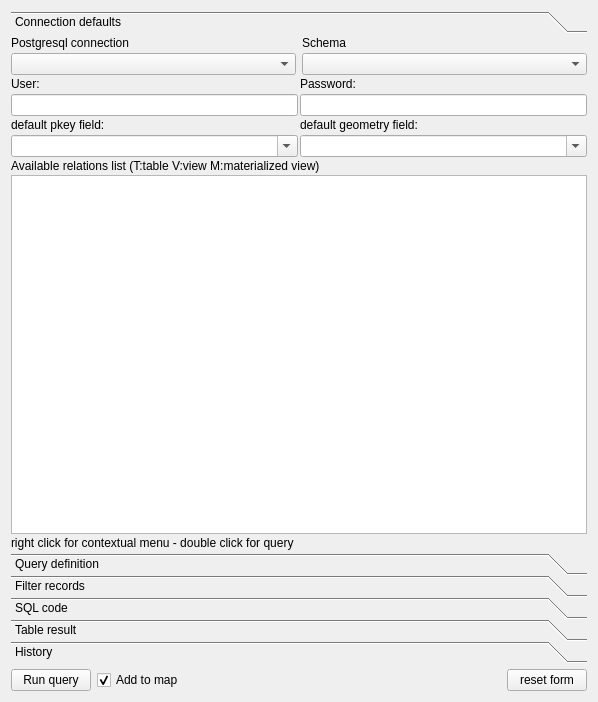
Old version of the form ui_postgisquerybuilder_v.ui in the repository enricofer/postgisQueryBuilder.
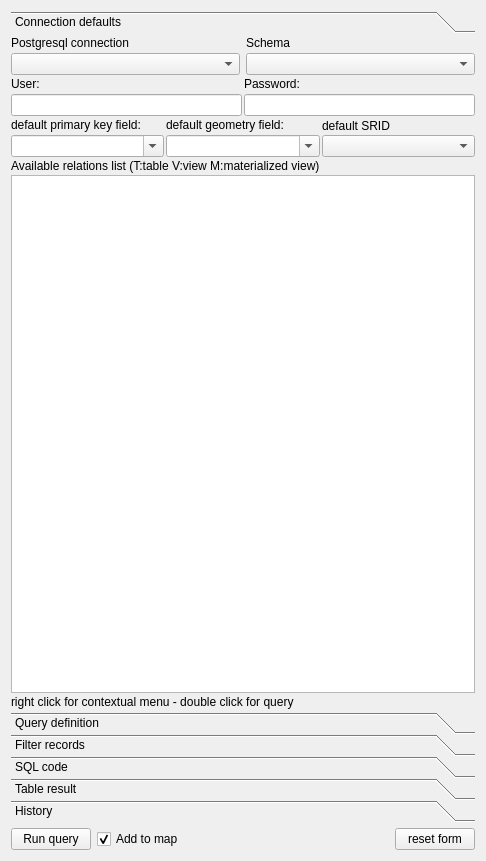
New version of the form. Icons and pictures are not drawn. Custom widgets are drawn as their Qt base class.

Diff of the .ui file:
```diff
--- a/ui_postgisquerybuilder_v.ui
+++ b/ui_postgisquerybuilder_v.ui
@@ -9,8 +9,8 @@
    <rect>
     <x>0</x>
     <y>0</y>
-    <width>598</width>
-    <height>702</height>
+    <width>486</width>
+    <height>861</height>
    </rect>
   </property>
   <property name="sizePolicy">
@@ -63,8 +63,8 @@
        <rect>
         <x>0</x>
         <y>0</y>
-        <width>580</width>
-        <height>525</height>
+        <width>468</width>
+        <height>684</height>
        </rect>
       </property>
       <attribute name="label">
@@ -182,12 +182,12 @@
               <widget class="QLabel" name="KEYFIELDLabel">
                <property name="maximumSize">
                 <size>
-                 <width>100</width>
+                 <width>140</width>
                  <height>16777215</height>
                 </size>
                </property>
                <property name="text">
-                <string>default pkey field:</string>
+                <string>default primary key field:</string>
                </property>
               </widget>
              </item>
@@ -227,6 +227,20 @@
              </item>
             </layout>
            </item>
+           <item>
+            <layout class="QVBoxLayout" name="verticalLayout_20">
+             <item>
+              <widget class="QLabel" name="SRIDLabel">
+               <property name="text">
+                <string>default SRID</string>
+               </property>
+              </widget>
+             </item>
+             <item>
+              <widget class="QComboBox" name="SRID"/>
+             </item>
+            </layout>
+           </item>
           </layout>
          </item>
          <item>
@@ -1098,7 +1112,7 @@
        </property>
        <property name="sizeHint" stdset="0">
         <size>
-         <width>80</width>
+         <width>100</width>
          <height>20</height>
         </size>
        </property>
```
Left out of the diff: 29 changed lines with no effect on the pictures. Lines whose indentation alone changed are shown as unchanged.
